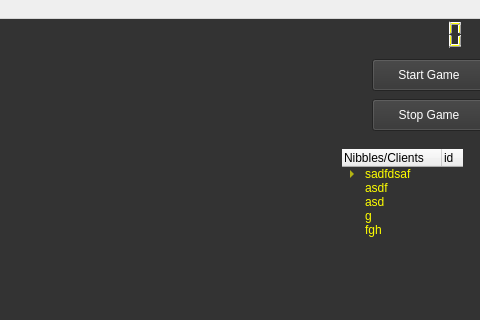
The window that nibbles/gui/servergui.ui (namelessvoid/piranhas) describes before a commit, drawn with Qt 5; both pictures show x 378 to 858 and y 0 to 320 of the 858 by 608 pixel window.
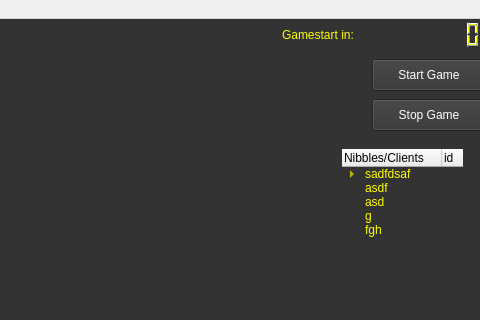
The same window after the commit. Icons and pictures are not drawn. Custom widgets are drawn as their Qt base class.

Diff of the .ui file:
```diff
--- a/nibbles/gui/servergui.ui
+++ b/nibbles/gui/servergui.ui
@@ -58,6 +58,9 @@
 color:yellow;
 }</string>
     </property>
+    <property name="numDigits">
+     <number>8</number>
+    </property>
    </widget>
    <widget class="QFrame" name="bg">
     <property name="geometry">
@@ -278,6 +281,22 @@
      <string/>
     </property>
    </widget>
+   <widget class="QLabel" name="label">
+    <property name="geometry">
+     <rect>
+      <x>660</x>
+      <y>0</y>
+      <width>71</width>
+      <height>31</height>
+     </rect>
+    </property>
+    <property name="styleSheet">
+     <string notr="true">color:yellow;</string>
+    </property>
+    <property name="text">
+     <string>Gamestart in:</string>
+    </property>
+   </widget>
    <zorder>bg</zorder>
    <zorder>countdown</zorder>
    <zorder>title</zorder>
```
Left out of the diff: 7 changed lines with no effect on the pictures.
